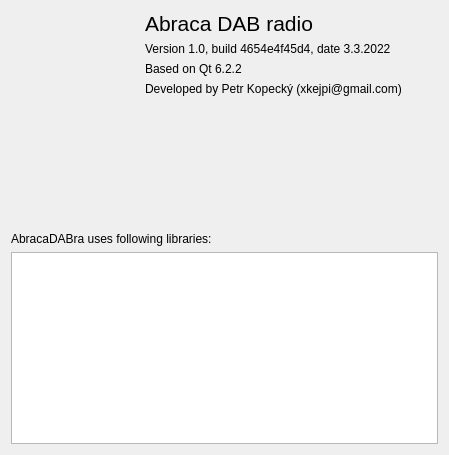
First picture: the form in gui/aboutdialog.ui, repository KejPi/AbracaDABra, before the edit.
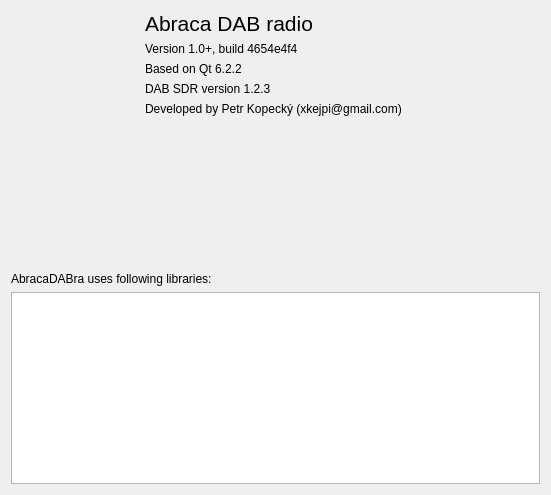
Second picture: the form after the edit. Icons and pictures are not drawn.

Commit message: dabsdr version info in about dialog

Patch:
```diff
--- a/gui/aboutdialog.ui
+++ b/gui/aboutdialog.ui
@@ -6,8 +6,8 @@
    <rect>
     <x>0</x>
     <y>0</y>
-    <width>449</width>
-    <height>455</height>
+    <width>551</width>
+    <height>495</height>
    </rect>
   </property>
   <property name="windowTitle">
@@ -54,7 +54,7 @@
      <item>
       <widget class="QLabel" name="version">
        <property name="text">
-        <string>Version 1.0, build 4654e4f45d4, date 3.3.2022</string>
+        <string>Version 1.0+, build 4654e4f4</string>
        </property>
       </widget>
      </item>
@@ -65,6 +65,13 @@
        </property>
       </widget>
      </item>
+     <item>
+      <widget class="QLabel" name="dabsdrVersion">
+       <property name="text">
+        <string>DAB SDR version 1.2.3</string>
+       </property>
+      </widget>
+     </item>
      <item>
       <widget class="QLabel" name="author">
        <property name="text">
```
Left out of the diff: 68 changed lines with no effect on the pictures. The commit also changes 1 other file.
